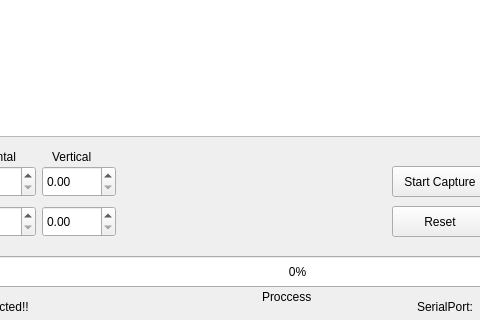
Qt form turbocapture.ui (TurBoss/TurBoCapture3000) before a commit; both pictures show x 138 to 618 and y 394 to 714 of the 870 by 714 pixel window.
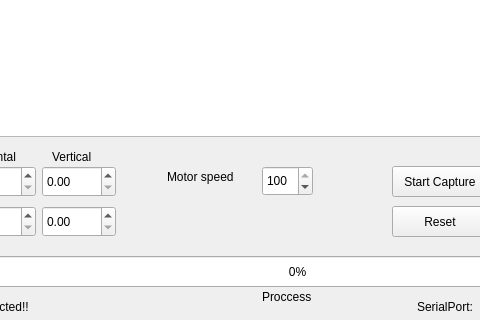
The same form after that commit.

```diff
--- a/turbocapture.ui
+++ b/turbocapture.ui
@@ -369,6 +369,38 @@
      <string>Not Connected!!</string>
     </property>
    </widget>
+   <widget class="QSpinBox" name="speedSpinBox">
+    <property name="geometry">
+     <rect>
+      <x>400</x>
+      <y>560</y>
+      <width>51</width>
+      <height>30</height>
+     </rect>
+    </property>
+    <property name="minimum">
+     <number>10</number>
+    </property>
+    <property name="maximum">
+     <number>100</number>
+    </property>
+    <property name="value">
+     <number>100</number>
+    </property>
+   </widget>
+   <widget class="QLabel" name="label">
+    <property name="geometry">
+     <rect>
+      <x>305</x>
+      <y>560</y>
+      <width>91</width>
+      <height>21</height>
+     </rect>
+    </property>
+    <property name="text">
+     <string>Motor speed</string>
+    </property>
+   </widget>
   </widget>
  </widget>
  <layoutdefault spacing="6" margin="11"/>
```
